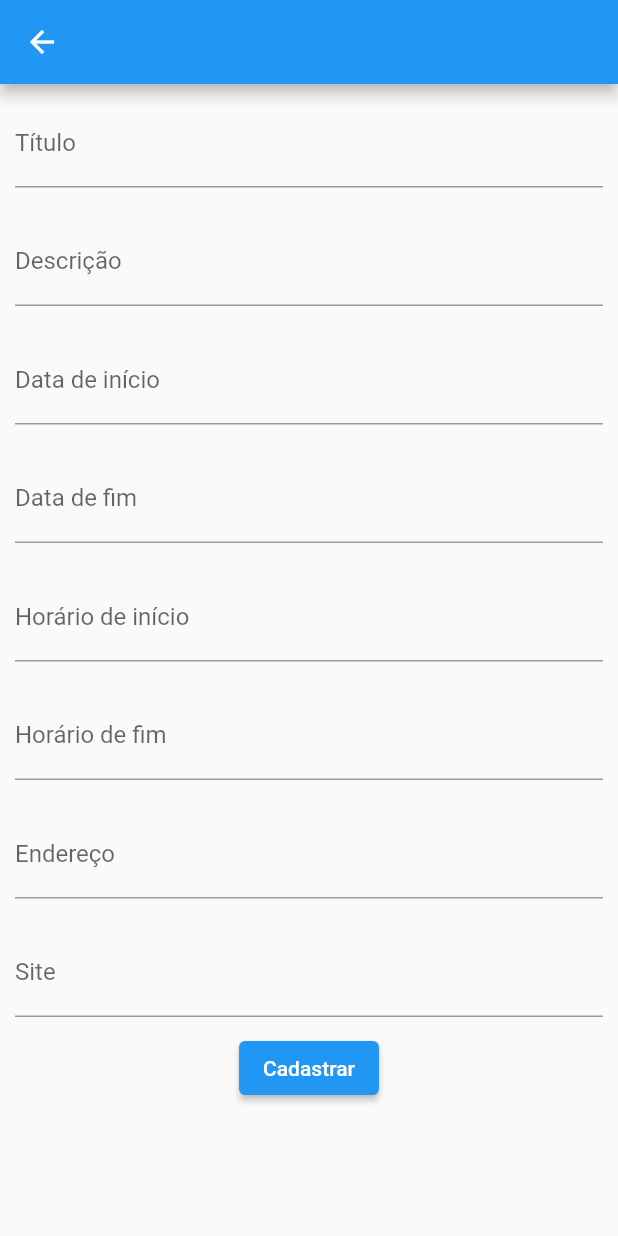
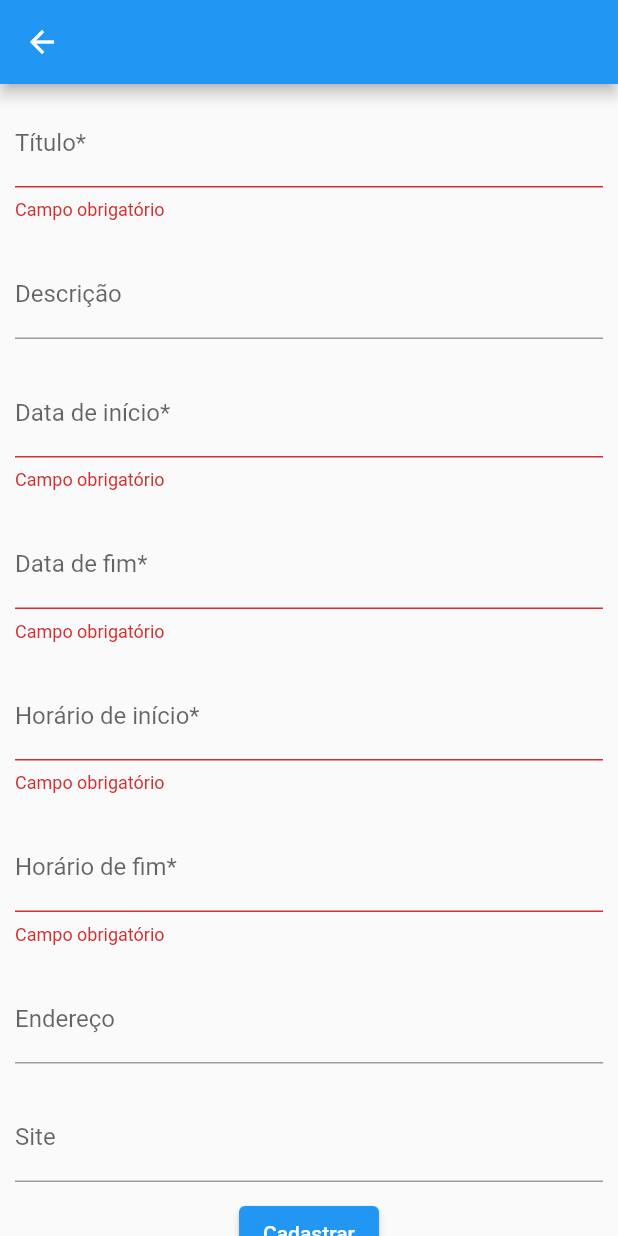
Before and after one commit to KastroWalker/event-manager-app, a Flutter app: the CreateEventPage screen opened directly with empty values, after a tap on "Cadastrar", on a phone screen of 412 x 824 dp. Run offline on Flutter 3.47's test engine with Material 2 defaults, Android fonts, the phone set to English and light mode, and no system bars; our stand-ins replace mask_text_input_formatter.

```diff
--- a/lib/view/widgets/form/date_form_field.dart
+++ b/lib/view/widgets/form/date_form_field.dart
@@ -5,8 +5,9 @@ class DateFormField extends StatelessWidget {
   final mask = MaskTextInputFormatter(mask: "##/##/####");
   final String label;
   final TextEditingController controller;
+  final bool required;
 
-  DateFormField({super.key, required this.label, required this.controller});
+  DateFormField({super.key, required this.label, required this.controller, required this.required});
 
   @override
   Widget build(BuildContext context) {
@@ -22,6 +23,7 @@ class DateFormField extends StatelessWidget {
         ),
         validator: (value) {
           if (value == null || value.isEmpty) {
+            if (required) return "Campo obrigatório";
             return null;
           }
           final components = value.split("/");
--- a/lib/view/widgets/form/form_text_field.dart
+++ b/lib/view/widgets/form/form_text_field.dart
@@ -3,8 +3,9 @@ import 'package:flutter/material.dart';
 class FormTextField extends StatelessWidget {
   final String label;
   final TextEditingController controller;
+  final bool required;
 
-  const FormTextField({super.key, required this.label, required this.controller});
+  const FormTextField({super.key, required this.label, required this.controller, this.required = false});
 
   @override
   Widget build(BuildContext context) {
@@ -15,6 +16,12 @@ class FormTextField extends StatelessWidget {
         decoration: InputDecoration(
           labelText: label,
         ),
+        validator: (value) {
+          if (value == null || value.isEmpty) {
+            if (required) return "Campo obrigatório";
+            return null;
+          }
+        }
       ),
     );
   }
--- a/lib/view/widgets/form/time_form_field.dart
+++ b/lib/view/widgets/form/time_form_field.dart
@@ -5,8 +5,9 @@ class TimeFormField extends StatelessWidget {
   final mask = MaskTextInputFormatter(mask: "##:##");
   final String label;
   final TextEditingController controller;
+  final bool required;
 
-  TimeFormField({super.key, required this.label, required this.controller});
+  TimeFormField({super.key, required this.label, required this.controller, required this.required});
 
   @override
   Widget build(BuildContext context) {
@@ -21,6 +22,7 @@ class TimeFormField extends StatelessWidget {
         ),
         validator: (value) {
           if (value == null || value.isEmpty) {
+            if (required) return "Campo obrigatório";
             return null;
           }
           final components = value.split(":");
--- a/lib/view/widgets/pages/event/create_event_page.dart
+++ b/lib/view/widgets/pages/event/create_event_page.dart
@@ -36,6 +36,7 @@ class EventDetails {
       'endTime': endTime,
       'address': address,
       'site': site,
+      'userId': 9
     };
   }
 }
@@ -77,28 +78,33 @@ class _CreateEventPageState extends State<CreateEventPage> {
                 child: Column(
                   children: <Widget>[
                   FormTextField(
-                    label: 'Título',
+                    label: 'Título*',
                     controller: _eventTitleController,
+                    required: true,
                   ),
                   FormTextField(
                     label: 'Descrição',
                     controller: _eventDescriptionController,
                   ),
                   DateFormField(
-                    label: 'Data de início',
+                    label: 'Data de início*',
                     controller: _eventStartDateController,
+                    required: true,
                   ),
                   DateFormField(
-                    label: 'Data de fim',
+                    label: 'Data de fim*',
                     controller: _eventEndDateController,
+                    required: true,
                   ),
                   TimeFormField(
-                    label: 'Horário de início',
+                    label: 'Horário de início*',
                     controller: _eventStartTimeController,
+                    required: true,
                   ),
                   TimeFormField(
-                    label: 'Horário de fim',
+                    label: 'Horário de fim*',
                     controller: _eventEndTimeController,
+                    required: true,
                   ),
                   FormTextField(
                     label: 'Endereço',
```
Also changed, not shown: lib/domain.input_validators/email_input_validator.dart (added), lib/domain.input_validators/input_validator.dart (added).
